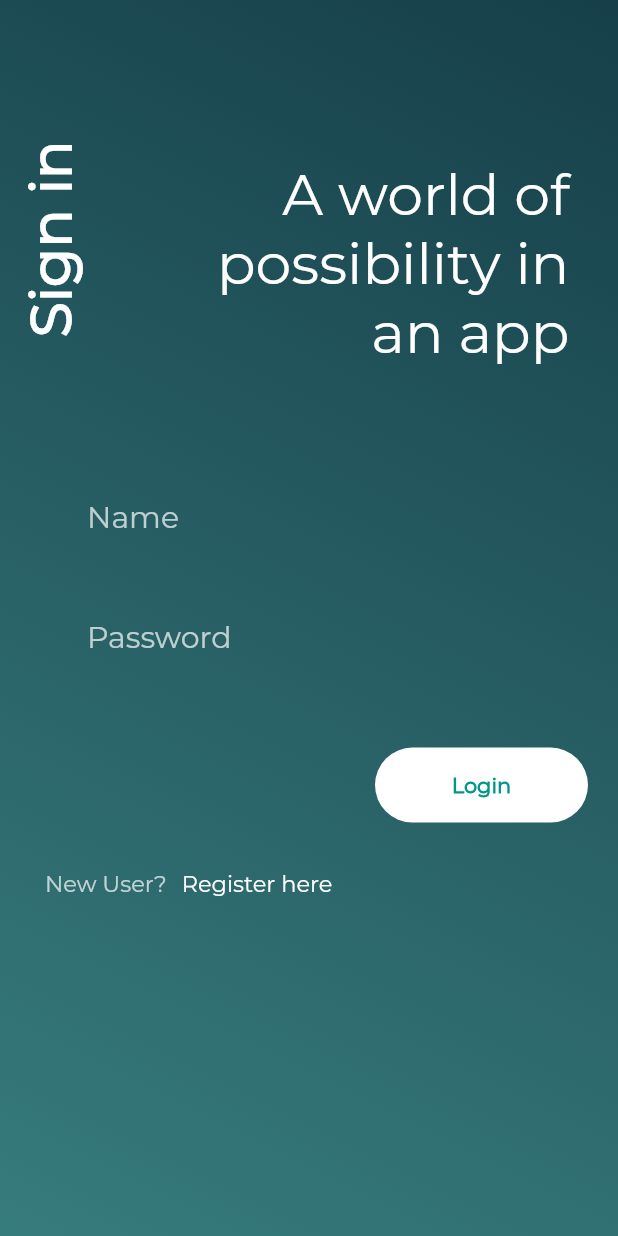
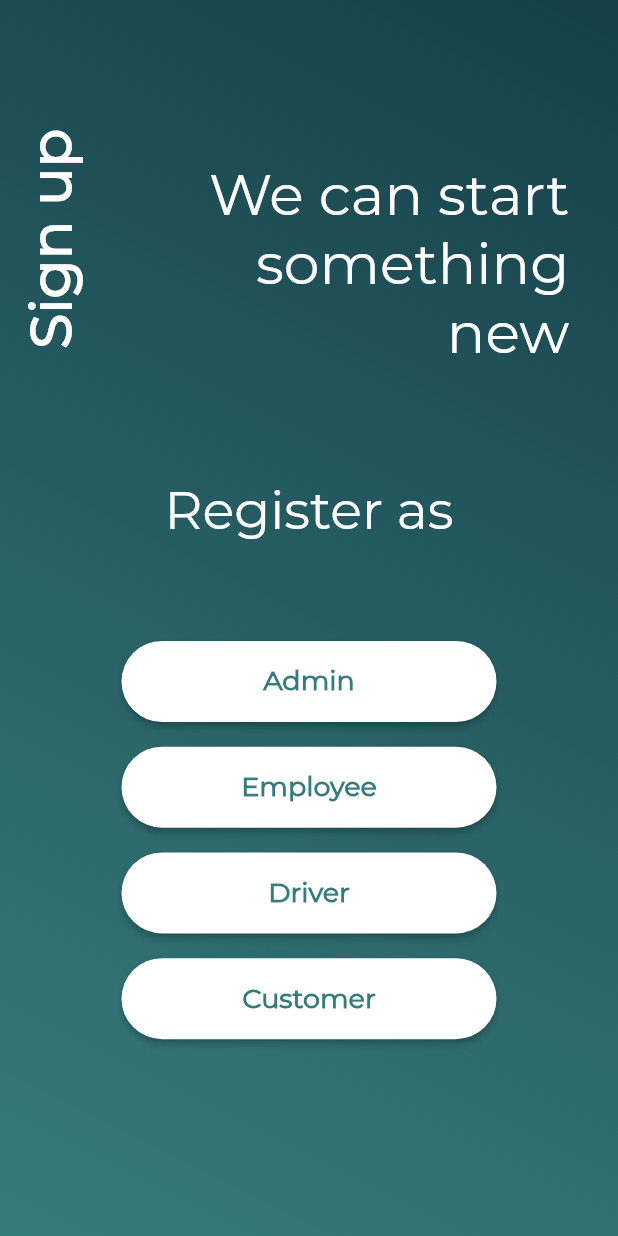
Before and after one commit to rish07/workbook, a Flutter app: the screen it shows after launch, after a tap on "Register here", on a phone screen of 412 x 824 dp. Run offline on Flutter 3.47's test engine with Material 2 defaults, Android fonts, the phone set to English and light mode, and no system bars; our stand-ins replace animated_text_kit, page_transition.

Commit message:
Reg page UI 1 done

```diff
--- a/workbook/lib/constants.dart
+++ b/workbook/lib/constants.dart
@@ -1,3 +1,5 @@
 import 'package:flutter/cupertino.dart';
 
 Color violetColor = Color(0xFF7052C5);
+Color teal1 = Color(0xFF163F49);
+Color teal2 = Color(0xFF377C7D);
--- a/workbook/lib/main.dart
+++ b/workbook/lib/main.dart
@@ -13,7 +13,7 @@ class MyApp extends StatelessWidget {
     return MaterialApp(
       debugShowCheckedModeBanner: false,
       theme: ThemeData(fontFamily: 'Montserrat'),
-      home: LoginPage(),
+      home: LandingPage(),
     );
   }
 }
--- a/workbook/lib/screens/landing_page.dart
+++ b/workbook/lib/screens/landing_page.dart
@@ -1,6 +1,9 @@
+import 'dart:async';
 import 'package:animated_text_kit/animated_text_kit.dart';
 import 'package:flutter/material.dart';
+import 'package:page_transition/page_transition.dart';
 import 'package:workbook/constants.dart';
+import 'package:workbook/screens/login_page.dart';
 
 class LandingPage extends StatefulWidget {
   @override
@@ -9,11 +12,27 @@ class LandingPage extends StatefulWidget {
 
 class _LandingPageState extends State<LandingPage> {
   @override
+  void initState() {
+    Timer(Duration(seconds: 4), () {
+      Navigator.push(
+          context,
+          PageTransition(
+              child: LoginPage(),
+              type: PageTransitionType.rightToLeftWithFade));
+    });
+    super.initState();
+  }
+
+  @override
   Widget build(BuildContext context) {
     return Scaffold(
-      backgroundColor: Colors.black,
-      body: Padding(
+      body: Container(
         padding: EdgeInsets.all(16),
+        decoration: BoxDecoration(
+            gradient: LinearGradient(
+                begin: Alignment.topRight,
+                end: Alignment.bottomLeft,
+                colors: [teal1, teal2])),
         child: Column(
           mainAxisAlignment: MainAxisAlignment.center,
           crossAxisAlignment: CrossAxisAlignment.stretch,
@@ -21,10 +40,12 @@ class _LandingPageState extends State<LandingPage> {
             Container(
               width: MediaQuery.of(context).size.width * 0.7,
               child: FadeAnimatedTextKit(
-                  repeatForever: true,
+                  textAlign: TextAlign.center,
+                  repeatForever: false,
                   text: ['Workbook'],
-                  textStyle: TextStyle(fontSize: 80, color: violetColor)),
+                  textStyle: TextStyle(fontSize: 70, color: Colors.white)),
             ),
+            Image.asset('images/book.gif'),
           ],
         ),
       ),
--- a/workbook/lib/screens/login_page.dart
+++ b/workbook/lib/screens/login_page.dart
@@ -1,4 +1,5 @@
 import 'package:flutter/material.dart';
+import 'package:workbook/constants.dart';
 import 'package:workbook/widget/button.dart';
 import 'package:workbook/widget/first.dart';
 import 'package:workbook/widget/inputEmail.dart';
@@ -20,7 +21,7 @@ class _LoginPageState extends State<LoginPage> {
           gradient: LinearGradient(
               begin: Alignment.topRight,
               end: Alignment.bottomLeft,
-              colors: [Color(0xFF163F49), Color(0xFF377C7D)]),
+              colors: [teal1, teal2]),
         ),
         child: ListView(
           children: <Widget>[
--- /dev/null
+++ b/workbook/lib/screens/registration_page.dart
@@ -0,0 +1,72 @@
+import 'package:flutter/material.dart';
+import 'package:page_transition/page_transition.dart';
+import 'package:workbook/constants.dart';
+import 'package:workbook/widget/buttonNewUser.dart';
+import 'package:workbook/widget/newEmail.dart';
+import 'package:workbook/widget/newName.dart';
+import 'package:workbook/widget/password.dart';
+import 'package:workbook/widget/signup.dart';
+import 'package:workbook/widget/textNew.dart';
+import 'package:workbook/widget/userOld.dart';
+import 'package:workbook/widget/registerButton.dart';
+
+class RegistrationPage extends StatefulWidget {
+  @override
+  _RegistrationPageState createState() => _RegistrationPageState();
+}
+
+class _RegistrationPageState extends State<RegistrationPage> {
+  @override
+  Widget build(BuildContext context) {
+    return Scaffold(
+      body: Container(
+        decoration: BoxDecoration(
+          gradient: LinearGradient(
+              begin: Alignment.topRight,
+              end: Alignment.bottomLeft,
+              colors: [teal1, teal2]),
+        ),
+        child: ListView(
+          children: <Widget>[
+            Column(
+              children: <Widget>[
+                Row(
+                  children: <Widget>[
+                    SignUp(),
+                    TextNew(),
+                  ],
+                ),
+                Text(
+                  'Register as',
+                  style: TextStyle(
+                    fontSize: 35,
+                    color: Colors.white,
+                  ),
+                ),
+                SizedBox(
+                  height: MediaQuery.of(context).size.height * 0.08,
+                ),
+                registerButton(role: 'Admin', page: null, context: context),
+                SizedBox(
+                  height: MediaQuery.of(context).size.height * 0.02,
+                ),
+                registerButton(role: 'Employee', page: null, context: context),
+                SizedBox(
+                  height: MediaQuery.of(context).size.height * 0.02,
+                ),
+                registerButton(role: 'Driver', page: null, context: context),
+                SizedBox(
+                  height: MediaQuery.of(context).size.height * 0.02,
+                ),
+                registerButton(role: 'Customer', page: null, context: context),
+                SizedBox(
+                  height: MediaQuery.of(context).size.height * 0.02,
+                ),
+              ],
+            ),
+          ],
+        ),
+      ),
+    );
+  }
+}
--- a/workbook/lib/widget/first.dart
+++ b/workbook/lib/widget/first.dart
@@ -1,4 +1,6 @@
 import 'package:flutter/material.dart';
+import 'package:page_transition/page_transition.dart';
+import 'package:workbook/screens/registration_page.dart';
 
 class FirstTime extends StatefulWidget {
   @override
@@ -25,7 +27,13 @@ class _FirstTimeState extends State<FirstTime> {
             ),
             FlatButton(
               padding: EdgeInsets.only(left: 10),
-              onPressed: () {},
+              onPressed: () {
+                Navigator.push(
+                    context,
+                    PageTransition(
+                        child: RegistrationPage(),
+                        type: PageTransitionType.rightToLeft));
+              },
               child: Text(
                 'Register here',
                 style: TextStyle(
--- a/workbook/lib/widget/inputEmail.dart
+++ b/workbook/lib/widget/inputEmail.dart
@@ -19,10 +19,9 @@ class _InputEmailState extends State<InputEmail> {
             color: Colors.white,
           ),
           decoration: InputDecoration(
-            contentPadding: EdgeInsets.all(8),
             border: InputBorder.none,
             fillColor: Colors.lightBlueAccent,
-            labelText: 'Name',
+            labelText: 'Email',
             labelStyle: TextStyle(
               fontSize: 20,
               color: Colors.white70,
--- a/workbook/lib/widget/newName.dart
+++ b/workbook/lib/widget/newName.dart
@@ -1,11 +1,11 @@
 import 'package:flutter/material.dart';
 
-class NewNome extends StatefulWidget {
+class NewName extends StatefulWidget {
   @override
-  _NewNomeState createState() => _NewNomeState();
+  _NewNameState createState() => _NewNameState();
 }
 
-class _NewNomeState extends State<NewNome> {
+class _NewNameState extends State<NewName> {
   @override
   Widget build(BuildContext context) {
     return Padding(
--- a/workbook/lib/widget/password.dart
+++ b/workbook/lib/widget/password.dart
@@ -20,7 +20,6 @@ class _PasswordInputState extends State<PasswordInput> {
           ),
           obscureText: true,
           decoration: InputDecoration(
-            contentPadding: EdgeInsets.all(8),
             border: InputBorder.none,
             labelText: 'Password',
             labelStyle: TextStyle(
--- /dev/null
+++ b/workbook/lib/widget/registerButton.dart
@@ -0,0 +1,25 @@
+import 'package:page_transition/page_transition.dart';
+import 'package:flutter/material.dart';
+import 'package:workbook/constants.dart';
+
+MaterialButton registerButton(
+    {String role, Widget page, BuildContext context}) {
+  return MaterialButton(
+      padding: EdgeInsets.all(16),
+      minWidth: 250,
+      color: Colors.white,
+      child: Text(
+        role,
+        style:
+            TextStyle(fontWeight: FontWeight.bold, color: teal2, fontSize: 18),
+      ),
+      shape: RoundedRectangleBorder(
+        borderRadius: BorderRadius.circular(30),
+      ),
+      onPressed: () {
+        Navigator.push(
+          context,
+          PageTransition(child: page, type: PageTransitionType.rightToLeft),
+        );
+      });
+}
--- a/workbook/lib/widget/singup.dart
+++ b/workbook/lib/widget/signup.dart
@@ -1,23 +1,23 @@
 import 'package:flutter/material.dart';
 
-class SingUp extends StatefulWidget {
+class SignUp extends StatefulWidget {
   @override
-  _SingUpState createState() => _SingUpState();
+  _SignUpState createState() => _SignUpState();
 }
 
-class _SingUpState extends State<SingUp> {
+class _SignUpState extends State<SignUp> {
   @override
   Widget build(BuildContext context) {
     return Padding(
-      padding: const EdgeInsets.only(top: 60, left: 10),
+      padding: const EdgeInsets.only(left: 10),
       child: RotatedBox(
           quarterTurns: -1,
           child: Text(
-            'Sing up',
+            'Sign up',
             style: TextStyle(
               color: Colors.white,
               fontSize: 38,
-              fontWeight: FontWeight.w900,
+              fontWeight: FontWeight.bold,
             ),
           )),
     );
--- a/workbook/lib/widget/textNew.dart
+++ b/workbook/lib/widget/textNew.dart
@@ -1,4 +1,5 @@
 import 'package:flutter/material.dart';
+import 'package:flutter/rendering.dart';
 
 class TextNew extends StatefulWidget {
   @override
@@ -11,24 +12,21 @@ class _TextNewState extends State<TextNew> {
     return Padding(
       padding: const EdgeInsets.only(top: 30.0, left: 10.0),
       child: Container(
+        padding: EdgeInsets.all(16),
+
         //color: Colors.green,
-        height: 200,
-        width: 200,
-        child: Column(
-          children: <Widget>[
-            Container(
-              height: 60,
+        height: MediaQuery.of(context).size.height * 0.35,
+        width: MediaQuery.of(context).size.width * 0.8,
+        child: Padding(
+          padding: const EdgeInsets.only(top: 60.0),
+          child: Text(
+            'We can start\nsomething\nnew',
+            style: TextStyle(
+              fontSize: 38,
+              color: Colors.white,
             ),
-            Center(
-              child: Text(
-                'We can start something new',
-                style: TextStyle(
-                  fontSize: 24,
-                  color: Colors.white,
-                ),
-              ),
-            ),
-          ],
+            textAlign: TextAlign.end,
+          ),
         ),
       ),
     );
--- a/workbook/pubspec.yaml
+++ b/workbook/pubspec.yaml
@@ -29,6 +29,7 @@ dependencies:
   # Use with the CupertinoIcons class for iOS style icons.
   cupertino_icons: ^0.1.3
   animated_text_kit: ^2.2.0
+  page_transition: ^1.1.5
 
 dev_dependencies:
   flutter_test:
@@ -46,8 +47,8 @@ flutter:
   uses-material-design: true
 
   # To add assets to your application, add an assets section, like this:
-  # assets:
-  #   - images/a_dot_burr.jpeg
+  assets:
+   - images/
   #   - images/a_dot_ham.jpeg
 
   # An image asset can refer to one or more resolution-specific "variants", see
```
Also changed, not shown: workbook/images/book.gif (added), workbook/pubspec.lock.
